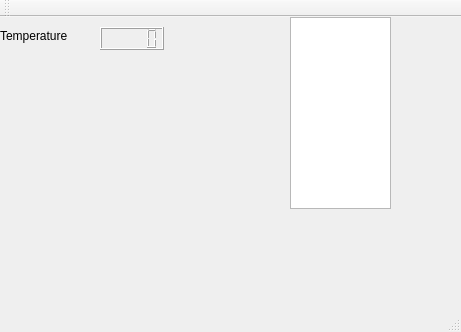
Old version of the form mainwindow.ui in the repository ccppcsh/SmartX.
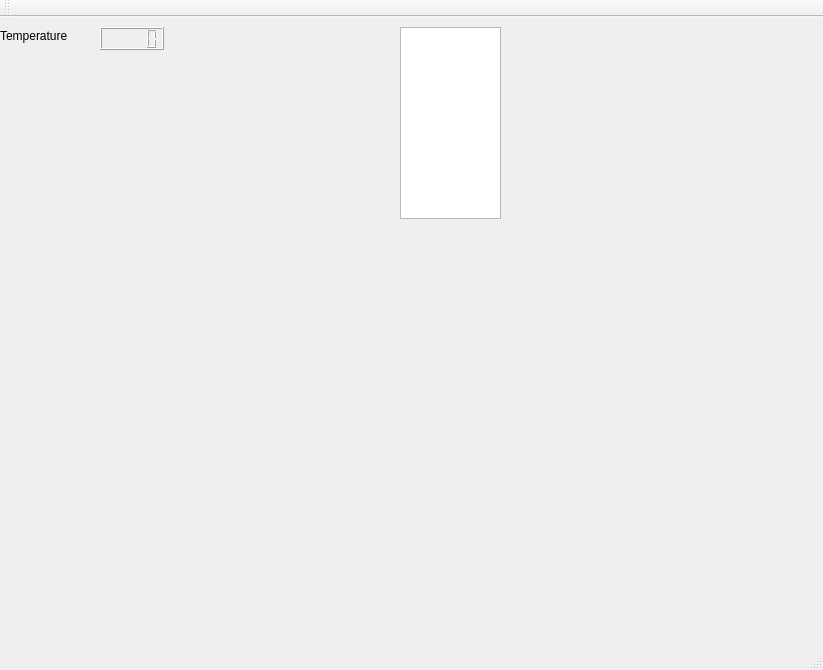
New version of the form.

Commit message: Changed UI, added new Layout for sensor views

```diff
--- a/mainwindow.ui
+++ b/mainwindow.ui
@@ -6,8 +6,8 @@
    <rect>
     <x>0</x>
     <y>0</y>
-    <width>461</width>
-    <height>332</height>
+    <width>823</width>
+    <height>670</height>
    </rect>
   </property>
   <property name="windowTitle">
@@ -40,8 +40,8 @@
    <widget class="QListWidget" name="listWidget">
     <property name="geometry">
      <rect>
-      <x>290</x>
-      <y>0</y>
+      <x>400</x>
+      <y>10</y>
       <width>101</width>
       <height>192</height>
      </rect>
@@ -52,11 +52,18 @@
      <rect>
       <x>10</x>
       <y>40</y>
-      <width>201</width>
-      <height>161</height>
+      <width>351</width>
+      <height>561</height>
      </rect>
     </property>
-    <layout class="QVBoxLayout" name="verticalLayout"/>
+    <layout class="QVBoxLayout" name="vboxSensors">
+     <property name="spacing">
+      <number>0</number>
+     </property>
+     <property name="sizeConstraint">
+      <enum>QLayout::SetNoConstraint</enum>
+     </property>
+    </layout>
    </widget>
   </widget>
   <widget class="QMenuBar" name="menuBar">
```
Left out of the diff: 2 changed lines with no effect on the pictures. The commit also changes 1 other file.
